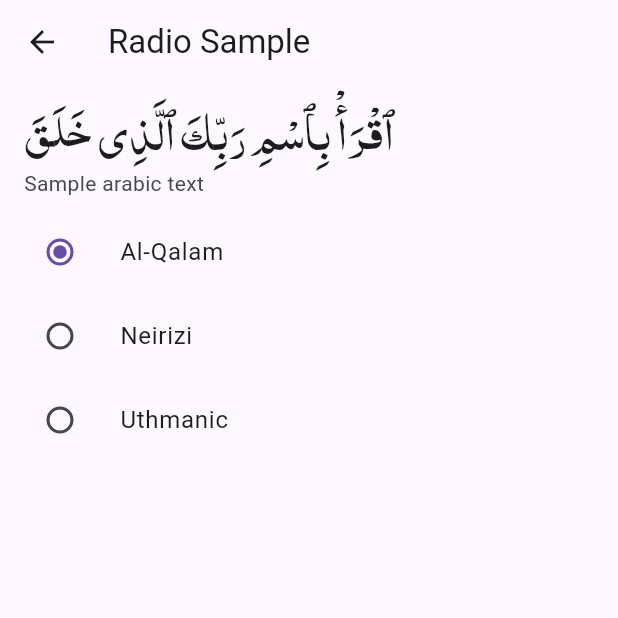
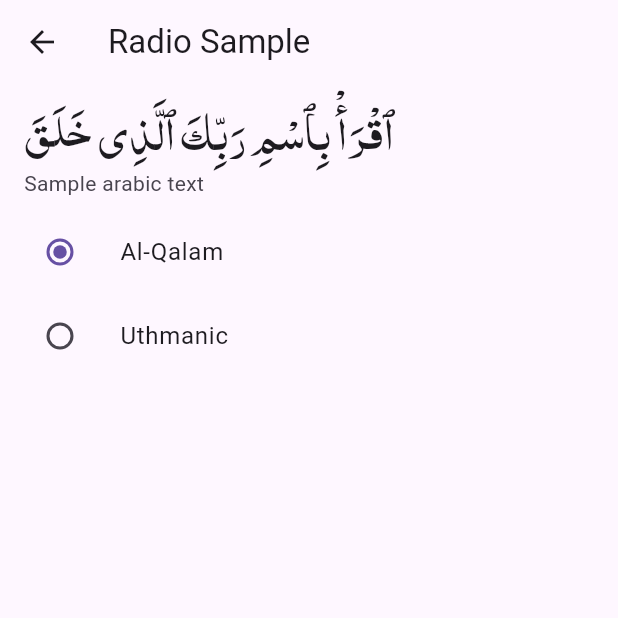
Before and after one commit to ashrafuzzaman/learn-quran, a Flutter app: the SettingsPage screen opened directly, on a phone screen of 412 x 824 dp, the top half of it. Run offline on Flutter 3.47's test engine with Material 3 defaults, Android fonts, the phone set to English and light mode, and no system bars; our stand-ins replace bloc, flip_card, flutter_bloc, freezed_annotation, yaml.

Commit message:
Only support 2 fonts for now

```diff
--- a/lib/dto/font_family.dart
+++ b/lib/dto/font_family.dart
@@ -1,7 +1,6 @@
-enum FontFamilyOptions { alqalam, uthmanic, neirizi }
+enum FontFamilyOptions { alqalam, uthmanic }
 
 const Map<FontFamilyOptions, String> fontMap = {
   FontFamilyOptions.alqalam: "Al-Qalam",
-  FontFamilyOptions.neirizi: "Neirizi",
   FontFamilyOptions.uthmanic: "Uthmanic",
 };
```
